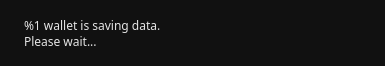
First picture: the form in src/gui/ui/exitwidget.ui, repository ConcealNetwork/conceal-desktop, before the edit.
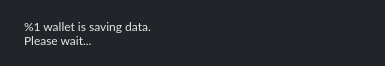
Second picture: the form after the edit.

Diff of the .ui file:
```diff
--- a/src/gui/ui/exitwidget.ui
+++ b/src/gui/ui/exitwidget.ui
@@ -14,7 +14,7 @@
    <string>Saving data</string>
   </property>
   <property name="styleSheet">
-   <string notr="true">background-color: #111;
+   <string notr="true">background-color: #212529;
 color: #e5e5e5;
 border: 0px;</string>
   </property>
@@ -30,7 +30,7 @@
     <widget class="QLabel" name="m_label">
      <property name="font">
       <font>
-       <family>Poppins</family>
+       <family>Lato</family>
        <pointsize>9</pointsize>
       </font>
      </property>
```
